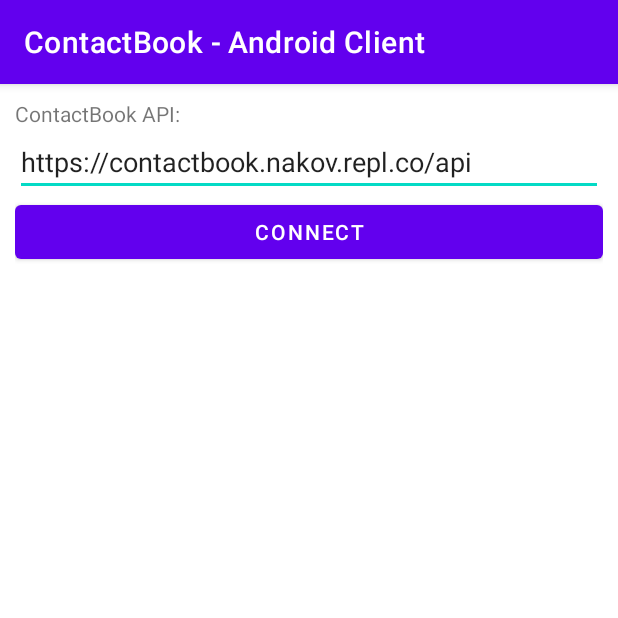
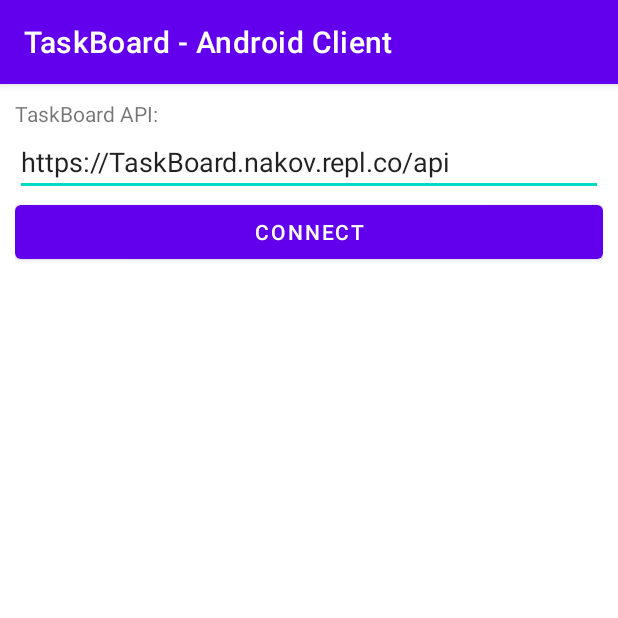
Before and after one commit to nakov/ContactBook-AndroidClient, an Android app: the screen it shows after launch (ActivityConnect), on a phone screen of 412 x 824 dp, the top half of it. Run offline under Robolectric (Android 15) with nearby library versions, the phone set to English and light mode, and no system bars.

Commit message:
Created an initial, unfinished version of the Android client for the TaskBoard app

```diff
--- a/app/build.gradle
+++ b/app/build.gradle
@@ -7,7 +7,7 @@ android {
     buildToolsVersion "30.0.3"
 
     defaultConfig {
-        applicationId "contactbook.androidclient"
+        applicationId "TaskBoard.androidclient"
         minSdkVersion 21
         targetSdkVersion 29
         versionCode 1
--- a/app/src/main/AndroidManifest.xml
+++ b/app/src/main/AndroidManifest.xml
@@ -1,6 +1,6 @@
 <?xml version="1.0" encoding="utf-8"?>
 <manifest xmlns:android="http://schemas.android.com/apk/res/android"
-    package="contactbook.androidclient">
+    package="TaskBoard.androidclient">
 
     <uses-permission android:name="android.permission.INTERNET" />
 
@@ -10,7 +10,7 @@
         android:label="@string/app_name"
         android:roundIcon="@mipmap/ic_launcher_round"
         android:supportsRtl="true"
-        android:theme="@style/Theme.ContactBookAndroidClient">
+        android:theme="@style/Theme.TaskBoardAndroidClient">
         <activity android:name=".ui.ActivitySearchContacts"></activity>
         <activity android:name=".ui.ActivityConnect">
             <intent-filter>
--- a/app/src/main/java/contactbook/androidclient/data/Contact.java
+++ b/app/src/main/java/contactbook/androidclient/data/Contact.java
@@ -1,4 +1,4 @@
-package contactbook.androidclient.data;
+package TaskBoard.androidclient.data;
 
 public class Contact {
     private int id;
--- a/app/src/main/java/contactbook/androidclient/data/ContactBookAPI.java
+++ b/app/src/main/java/contactbook/androidclient/data/ContactBookAPI.java
@@ -1,4 +1,4 @@
-package contactbook.androidclient.data;
+package TaskBoard.androidclient.data;
 
 import java.util.List;
 
@@ -6,7 +6,7 @@ import retrofit2.Call;
 import retrofit2.http.GET;
 import retrofit2.http.Path;
 
-public interface ContactBookAPI {
+public interface TaskBoardAPI {
     @GET("contacts")
     Call<List<Contact>> getContacts();
 
--- a/app/src/main/java/contactbook/androidclient/ui/ActivityConnect.java
+++ b/app/src/main/java/contactbook/androidclient/ui/ActivityConnect.java
@@ -1,4 +1,4 @@
-package contactbook.androidclient.ui;
+package TaskBoard.androidclient.ui;
 
 import androidx.appcompat.app.AppCompatActivity;
 
@@ -7,7 +7,7 @@ import android.os.Bundle;
 import android.widget.Button;
 import android.widget.EditText;
 
-import contactbook.androidclient.R;
+import TaskBoard.androidclient.R;
 
 public class ActivityConnect extends AppCompatActivity {
     @Override
--- a/app/src/main/java/contactbook/androidclient/ui/ContactsAdapter.java
+++ b/app/src/main/java/contactbook/androidclient/ui/ContactsAdapter.java
@@ -1,4 +1,4 @@
-package contactbook.androidclient.ui;
+package TaskBoard.androidclient.ui;
 
 import android.content.Context;
 import android.view.LayoutInflater;
@@ -11,8 +11,8 @@ import androidx.recyclerview.widget.RecyclerView;
 
 import java.util.List;
 
-import contactbook.androidclient.R;
-import contactbook.androidclient.data.Contact;
+import TaskBoard.androidclient.R;
+import TaskBoard.androidclient.data.Contact;
 
 public class ContactsAdapter extends
         RecyclerView.Adapter<ContactsAdapter.ViewHolder> {
--- a/app/src/main/res/layout/activity_connect.xml
+++ b/app/src/main/res/layout/activity_connect.xml
@@ -22,7 +22,7 @@
             android:layout_width="match_parent"
             android:layout_height="wrap_content"
             android:labelFor="@id/editTextApiUrl"
-            android:text="@string/labelContactBookAPI" />
+            android:text="@string/labelTaskBoardAPI" />
 
         <EditText
             android:id="@+id/editTextApiUrl"
--- a/app/src/main/res/values-night/themes.xml
+++ b/app/src/main/res/values-night/themes.xml
@@ -1,6 +1,6 @@
 <resources xmlns:tools="http://schemas.android.com/tools">
     <!-- Base application theme. -->
-    <style name="Theme.ContactBookAndroidClient" parent="Theme.MaterialComponents.DayNight.DarkActionBar">
+    <style name="Theme.TaskBoardAndroidClient" parent="Theme.MaterialComponents.DayNight.DarkActionBar">
         <!-- Primary brand color. -->
         <item name="colorPrimary">@color/purple_200</item>
         <item name="colorPrimaryVariant">@color/purple_700</item>
--- a/app/src/main/res/values/strings.xml
+++ b/app/src/main/res/values/strings.xml
@@ -1,8 +1,8 @@
 <resources>
-    <string name="app_name">ContactBook - Android Client</string>
+    <string name="app_name">TaskBoard - Android Client</string>
     <string name="buttonConnectTitle">Connect</string>
-    <string name="defaultApiUrl">https://contactbook.nakov.repl.co/api</string>
-    <string name="labelContactBookAPI">ContactBook API:</string>
+    <string name="defaultApiUrl">https://TaskBoard.nakov.repl.co/api</string>
+    <string name="labelTaskBoardAPI">TaskBoard API:</string>
     <string name="labelEnterKeyword">Enter a keyword for searching in the contacts:</string>
     <string name="buttonSearch">Search</string>
     <string name="labelContactId">Contact ID:</string>
--- a/app/src/main/res/values/themes.xml
+++ b/app/src/main/res/values/themes.xml
@@ -1,6 +1,6 @@
 <resources xmlns:tools="http://schemas.android.com/tools">
     <!-- Base application theme. -->
-    <style name="Theme.ContactBookAndroidClient" parent="Theme.MaterialComponents.DayNight.DarkActionBar">
+    <style name="Theme.TaskBoardAndroidClient" parent="Theme.MaterialComponents.DayNight.DarkActionBar">
         <!-- Primary brand color. -->
         <item name="colorPrimary">@color/purple_500</item>
         <item name="colorPrimaryVariant">@color/purple_700</item>
--- a/settings.gradle
+++ b/settings.gradle
@@ -1,2 +1,2 @@
 include ':app'
-rootProject.name = "ContactBook-AndroidClient"
+rootProject.name = "TaskBoard-AndroidClient"
```
Also changed, not shown: app/src/main/java/contactbook/androidclient/ui/ActivitySearchContacts.java (+5 -5 lines), 1 other file.
